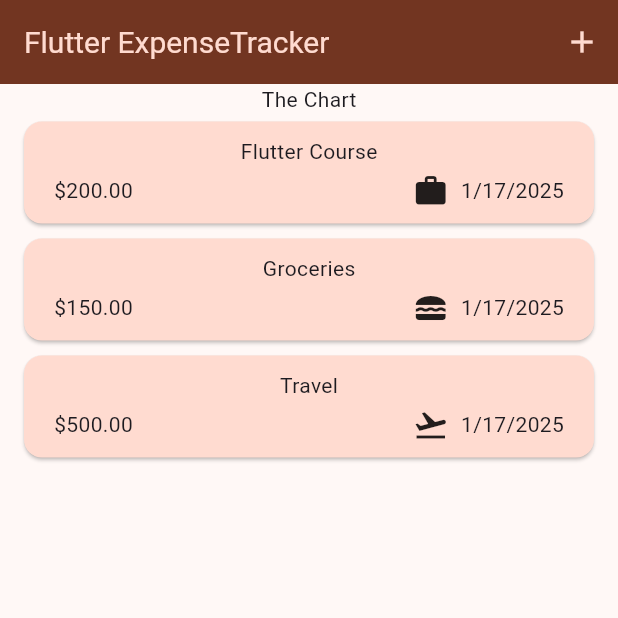
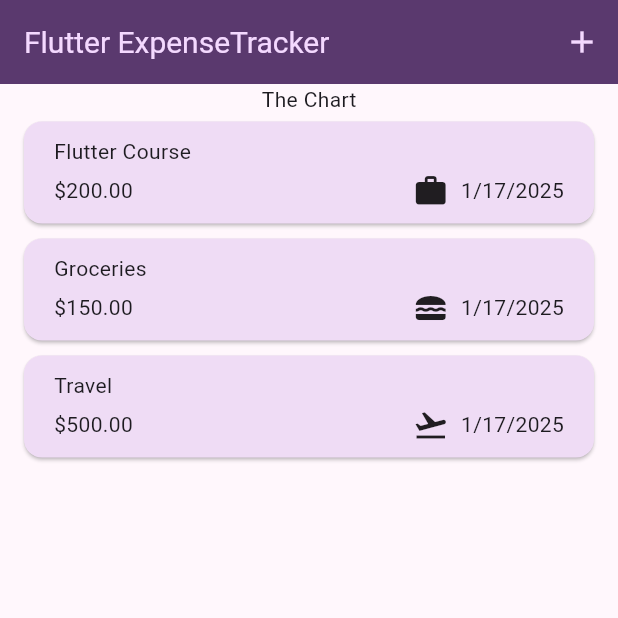
Before and after one commit to shshaheen/Cash-Track, a Flutter app: the screen it shows after launch, on a phone screen of 412 x 824 dp, the top half of it. Run offline on Flutter 3.47's test engine with Material 3 defaults, Android fonts, the phone set to English and light mode, and no system bars.

Commit message:
Extended themes to widgets with predefined theme

```diff
--- a/lib/main.dart
+++ b/lib/main.dart
@@ -2,7 +2,7 @@ import 'package:cash_track/widgets/expenses.dart';
 import 'package:flutter/material.dart';
 
 var kColorScheme = ColorScheme.fromSeed(
-  seedColor: const Color.fromARGB(255, 202, 66, 12),
+  seedColor: const Color.fromARGB(255, 159, 29, 234),
 );
 void main() {
   runApp(MyApp());
--- a/lib/widgets/expenses_list/expenses_item.dart
+++ b/lib/widgets/expenses_list/expenses_item.dart
@@ -14,8 +14,10 @@ class ExpensesItem extends StatelessWidget {
           vertical: 10,
         ),
         child: Column(
+          crossAxisAlignment: CrossAxisAlignment.start,
           children: [
-            Text(expense.title),
+            Text(expense.title,
+            ),
             const SizedBox(
               height: 4,
             ),
--- a/lib/widgets/expenses_list/expenses_list.dart
+++ b/lib/widgets/expenses_list/expenses_list.dart
@@ -17,6 +17,10 @@ class ExpensesList extends StatelessWidget {
       itemBuilder: (ctx, index) => Dismissible(
           //To Dismiss on swap
           key: ValueKey(expenses[index]),
+          background: Container(
+            color: Theme.of(context).colorScheme.error.withValues(),
+            margin: EdgeInsets.symmetric(horizontal: Theme.of(context).cardTheme.margin!.horizontal),
+            ),
           onDismissed: (direction) {
             onDismiss(expenses[index]);
           }, //Function called
```
